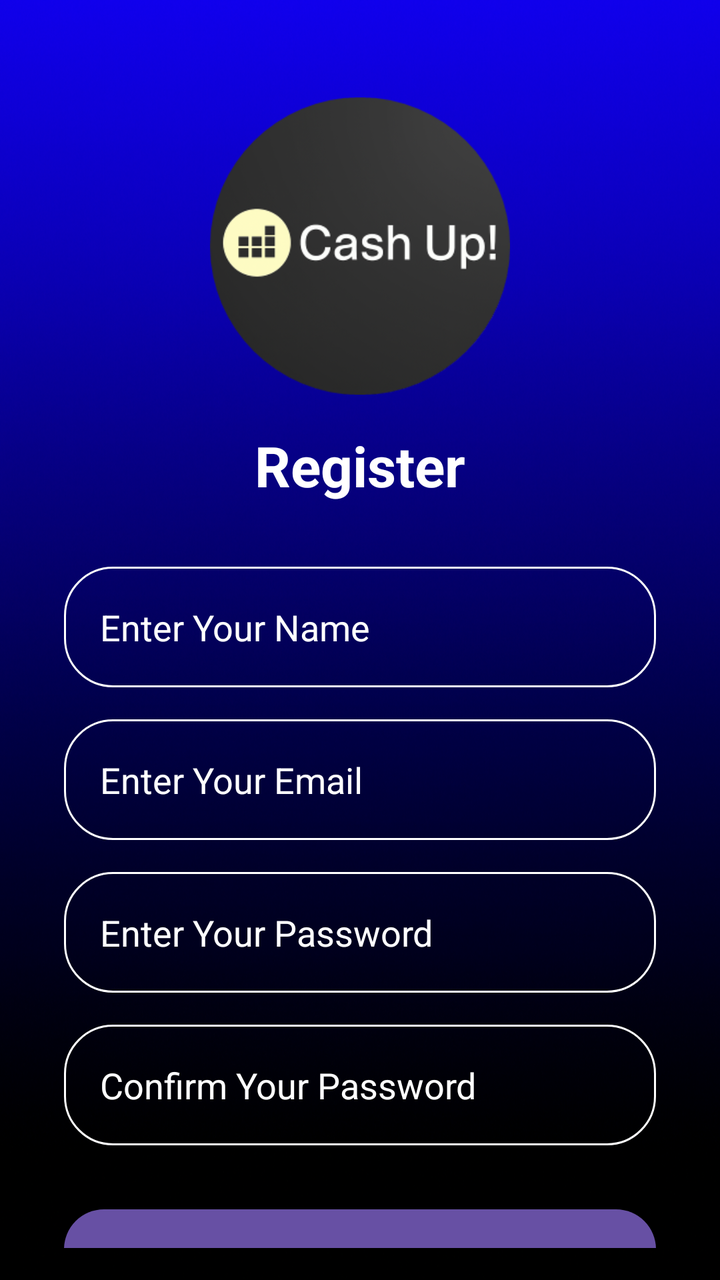
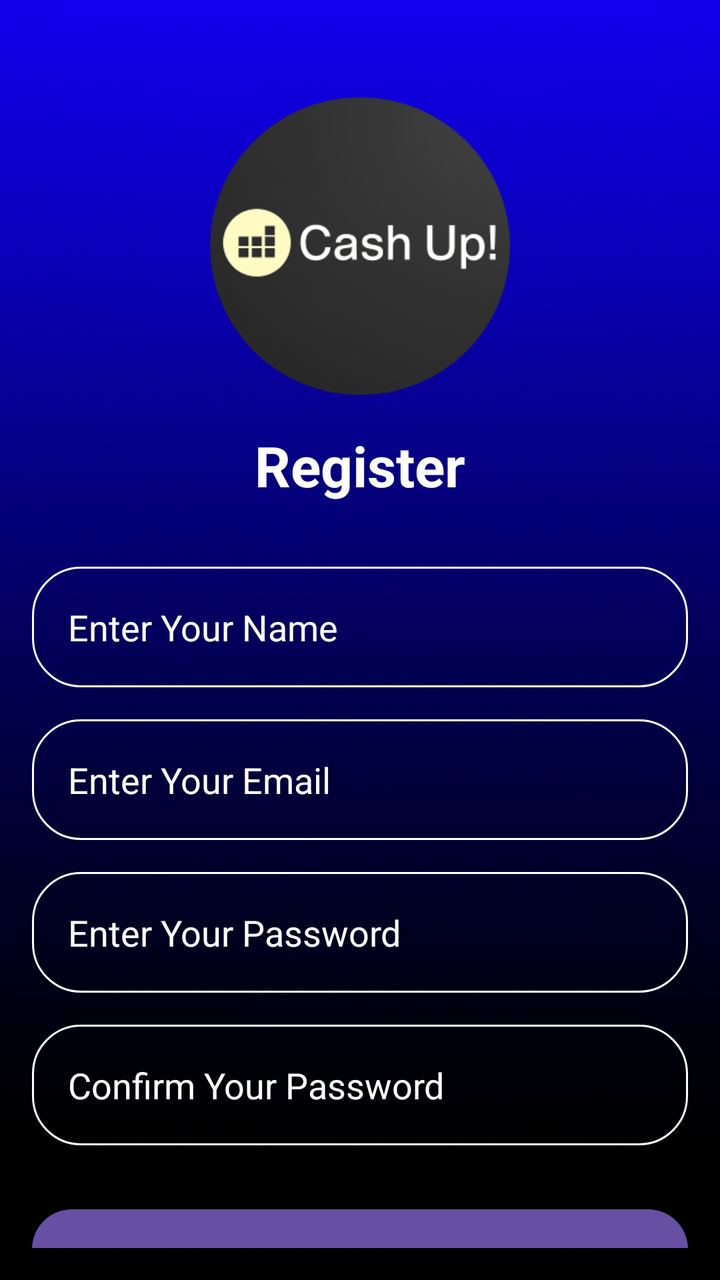

Screens rendered from an Android XML layout before and after an edit, with the pre-edit source and the edit as a unified diff.
<!-- AndroidManifest.xml: application theme Theme.CashUp -->
<!-- res/layout/activity_register.xml -->
<?xml version="1.0" encoding="utf-8"?>
<androidx.constraintlayout.widget.ConstraintLayout xmlns:android="http://schemas.android.com/apk/res/android"
    xmlns:app="http://schemas.android.com/apk/res-auto"
    xmlns:tools="http://schemas.android.com/tools"
    android:layout_width="match_parent"
    android:layout_height="match_parent"
    android:background="@drawable/background"
    android:padding="16dp">

    
    <ImageView
        android:id="@+id/imageView3"
        android:layout_width="150dp"
        android:layout_height="150dp"
        android:layout_marginTop="32dp"
        app:layout_constraintEnd_toEndOf="parent"
        app:layout_constraintStart_toStartOf="parent"
        app:layout_constraintTop_toTopOf="parent"
        app:srcCompat="@drawable/logo" />

    
    <TextView
        android:id="@+id/textView"
        android:layout_width="wrap_content"
        android:layout_height="wrap_content"
        android:layout_marginTop="16dp"
        android:text="Register"
        android:textColor="@color/white"
        android:textSize="28sp"
        android:textStyle="bold"
        app:layout_constraintEnd_toEndOf="parent"
        app:layout_constraintStart_toStartOf="parent"
        app:layout_constraintTop_toBottomOf="@+id/imageView3" />

    
    <EditText
        android:id="@+id/streaknum"
        android:layout_width="0dp"
        android:layout_height="wrap_content"
        android:layout_marginStart="16dp"
        android:layout_marginTop="32dp"
        android:layout_marginEnd="16dp"
        android:background="@drawable/rounded_corner"
        android:ems="10"
        android:hint="Enter Your Name"
        android:inputType="textPersonName"
        android:padding="18dp"
        android:textColor="@color/white"
        android:textColorHint="@color/white"
        android:textSize="18sp"
        app:layout_constraintEnd_toEndOf="parent"
        app:layout_constraintStart_toStartOf="parent"
        app:layout_constraintTop_toBottomOf="@id/textView" />

    
    <EditText
        android:id="@+id/email_input"
        android:layout_width="0dp"
        android:layout_height="wrap_content"
        android:layout_marginStart="16dp"
        android:layout_marginTop="16dp"
        android:layout_marginEnd="16dp"
        android:background="@drawable/rounded_corner"
        android:ems="10"
        android:hint="Enter Your Email"
        android:inputType="textEmailAddress"
        android:padding="18dp"
        android:textColor="@color/white"
        android:textColorHint="@color/white"
        android:textSize="18sp"
        app:layout_constraintEnd_toEndOf="parent"
        app:layout_constraintStart_toStartOf="parent"
        app:layout_constraintTop_toBottomOf="@id/streaknum" />

    
    <EditText
        android:id="@+id/password_input"
        android:layout_width="0dp"
        android:layout_height="wrap_content"
        android:layout_marginStart="16dp"
        android:layout_marginTop="16dp"
        android:layout_marginEnd="16dp"
        android:background="@drawable/rounded_corner"
        android:ems="10"
        android:hint="Enter Your Password"
        android:inputType="textPassword"
        android:padding="18dp"
        android:textColor="@color/white"
        android:textColorHint="@color/white"
        android:textSize="18sp"
        app:layout_constraintEnd_toEndOf="parent"
        app:layout_constraintStart_toStartOf="parent"
        app:layout_constraintTop_toBottomOf="@id/email_input" />


    
    <EditText
        android:id="@+id/confirm_password_input"
        android:layout_width="0dp"
        android:layout_height="wrap_content"
        android:layout_marginStart="16dp"
        android:layout_marginTop="16dp"
        android:layout_marginEnd="16dp"
        android:background="@drawable/rounded_corner"
        android:ems="10"
        android:hint="Confirm Your Password"
        android:inputType="textPassword"
        android:padding="18dp"
        android:textColor="@color/white"
        android:textColorHint="@color/white"
        android:textSize="18sp"
        app:layout_constraintEnd_toEndOf="parent"
        app:layout_constraintStart_toStartOf="parent"
        app:layout_constraintTop_toBottomOf="@id/password_input" />


    
    <Button
        android:id="@+id/register_button"
        android:layout_width="0dp"
        android:layout_height="wrap_content"
        android:layout_marginStart="16dp"
        android:layout_marginTop="32dp"
        android:layout_marginEnd="16dp"
        android:background="@drawable/rounded_button_blue"
        android:padding="18dp"
        android:text="Register"
        android:textColor="@color/white"
        android:textSize="18sp"
        app:layout_constraintEnd_toEndOf="parent"
        app:layout_constraintStart_toStartOf="parent"
        app:layout_constraintTop_toBottomOf="@+id/confirm_password_input" />


</androidx.constraintlayout.widget.ConstraintLayout>
<!-- resources referenced by this layout -->
<resources>
  <color name="white">#FFFFFFFF</color>
  <!-- drawable background: png bitmap (drawable, 768113 bytes) -->
  <!-- drawable logo: png bitmap (drawable, 45128 bytes) -->
  <!-- drawable rounded_button_blue (drawable) -->
  <?xml version="1.0" encoding="utf-8"?>
  <shape xmlns:android="http://schemas.android.com/apk/res/android"
      android:shape="rectangle">
      <solid android:color="@color/black" /> 
      <corners android:radius="20dp" />
  </shape>
  <!-- drawable rounded_corner (drawable) -->
  <?xml version="1.0" encoding="utf-8"?>
  <shape xmlns:android="http://schemas.android.com/apk/res/android"
      android:shape="rectangle"
      >
  <corners
          android:radius="24dp"/>
      <stroke
          android:width="1dp"
              android:color="@color/white" />
  </shape>
  <style name="Theme.CashUp" parent="Base.Theme.CashUp" />
  <color name="black">#FF000000</color>
  <style name="Base.Theme.CashUp" parent="Theme.Material3.DayNight.NoActionBar">
  
      </style>
</resources>

<!-- the commit's change to res/layout/activity_register.xml (unified diff, before → after) -->
@@ -5,7 +5,8 @@
     android:layout_width="match_parent"
     android:layout_height="match_parent"
     android:background="@drawable/background"
-    android:padding="16dp">
+    android:padding="16dp"
+    tools:context=".RegisterActivity">
 
     
     <ImageView
@@ -13,9 +14,10 @@
         android:layout_width="150dp"
         android:layout_height="150dp"
         android:layout_marginTop="32dp"
+        android:contentDescription="App Logo"
+        app:layout_constraintTop_toTopOf="parent"
+        app:layout_constraintStart_toStartOf="parent"
         app:layout_constraintEnd_toEndOf="parent"
-        app:layout_constraintStart_toStartOf="parent"
-        app:layout_constraintTop_toTopOf="parent"
         app:srcCompat="@drawable/logo" />
 
     
@@ -28,108 +30,95 @@
         android:textColor="@color/white"
         android:textSize="28sp"
         android:textStyle="bold"
-        app:layout_constraintEnd_toEndOf="parent"
+        app:layout_constraintTop_toBottomOf="@id/imageView3"
         app:layout_constraintStart_toStartOf="parent"
-        app:layout_constraintTop_toBottomOf="@+id/imageView3" />
+        app:layout_constraintEnd_toEndOf="parent" />
 
     
     <EditText
-        android:id="@+id/streaknum"
+        android:id="@+id/name_input"
         android:layout_width="0dp"
         android:layout_height="wrap_content"
-        android:layout_marginStart="16dp"
         android:layout_marginTop="32dp"
-        android:layout_marginEnd="16dp"
         android:background="@drawable/rounded_corner"
-        android:ems="10"
         android:hint="Enter Your Name"
         android:inputType="textPersonName"
         android:padding="18dp"
         android:textColor="@color/white"
         android:textColorHint="@color/white"
         android:textSize="18sp"
-        app:layout_constraintEnd_toEndOf="parent"
+        android:importantForAutofill="no"
+        app:layout_constraintTop_toBottomOf="@id/textView"
         app:layout_constraintStart_toStartOf="parent"
-        app:layout_constraintTop_toBottomOf="@id/textView" />
+        app:layout_constraintEnd_toEndOf="parent" />
 
     
     <EditText
         android:id="@+id/email_input"
         android:layout_width="0dp"
         android:layout_height="wrap_content"
-        android:layout_marginStart="16dp"
         android:layout_marginTop="16dp"
-        android:layout_marginEnd="16dp"
         android:background="@drawable/rounded_corner"
-        android:ems="10"
         android:hint="Enter Your Email"
         android:inputType="textEmailAddress"
         android:padding="18dp"
         android:textColor="@color/white"
         android:textColorHint="@color/white"
         android:textSize="18sp"
-        app:layout_constraintEnd_toEndOf="parent"
+        android:importantForAutofill="no"
+        app:layout_constraintTop_toBottomOf="@id/name_input"
         app:layout_constraintStart_toStartOf="parent"
-        app:layout_constraintTop_toBottomOf="@id/streaknum" />
+        app:layout_constraintEnd_toEndOf="parent" />
 
     
     <EditText
         android:id="@+id/password_input"
         android:layout_width="0dp"
         android:layout_height="wrap_content"
-        android:layout_marginStart="16dp"
         android:layout_marginTop="16dp"
-        android:layout_marginEnd="16dp"
         android:background="@drawable/rounded_corner"
-        android:ems="10"
         android:hint="Enter Your Password"
         android:inputType="textPassword"
         android:padding="18dp"
         android:textColor="@color/white"
         android:textColorHint="@color/white"
         android:textSize="18sp"
-        app:layout_constraintEnd_toEndOf="parent"
+        android:importantForAutofill="no"
+        app:layout_constraintTop_toBottomOf="@id/email_input"
         app:layout_constraintStart_toStartOf="parent"
-        app:layout_constraintTop_toBottomOf="@id/email_input" />
-
+        app:layout_constraintEnd_toEndOf="parent" />
 
     
     <EditText
         android:id="@+id/confirm_password_input"
         android:layout_width="0dp"
         android:layout_height="wrap_content"
-        android:layout_marginStart="16dp"
         android:layout_marginTop="16dp"
-        android:layout_marginEnd="16dp"
         android:background="@drawable/rounded_corner"
-        android:ems="10"
         android:hint="Confirm Your Password"
         android:inputType="textPassword"
         android:padding="18dp"
         android:textColor="@color/white"
         android:textColorHint="@color/white"
         android:textSize="18sp"
-        app:layout_constraintEnd_toEndOf="parent"
+        android:importantForAutofill="no"
+        app:layout_constraintTop_toBottomOf="@id/password_input"
         app:layout_constraintStart_toStartOf="parent"
-        app:layout_constraintTop_toBottomOf="@id/password_input" />
-
+        app:layout_constraintEnd_toEndOf="parent" />
 
     
     <Button
         android:id="@+id/register_button"
         android:layout_width="0dp"
         android:layout_height="wrap_content"
-        android:layout_marginStart="16dp"
         android:layout_marginTop="32dp"
-        android:layout_marginEnd="16dp"
         android:background="@drawable/rounded_button_blue"
-        android:padding="18dp"
         android:text="Register"
         android:textColor="@color/white"
         android:textSize="18sp"
-        app:layout_constraintEnd_toEndOf="parent"
+        android:padding="18dp"
+        app:layout_constraintTop_toBottomOf="@id/confirm_password_input"
         app:layout_constraintStart_toStartOf="parent"
-        app:layout_constraintTop_toBottomOf="@+id/confirm_password_input" />
-
+        app:layout_constraintEnd_toEndOf="parent" />
 
 </androidx.constraintlayout.widget.ConstraintLayout>
